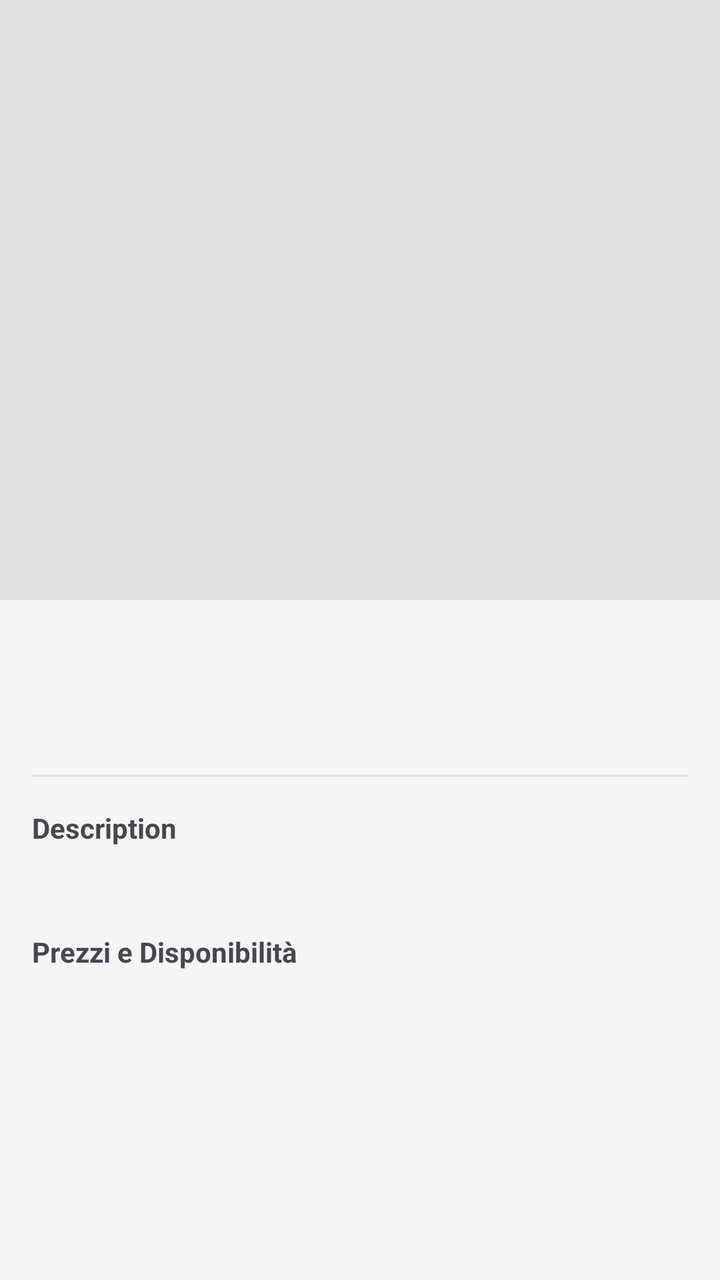
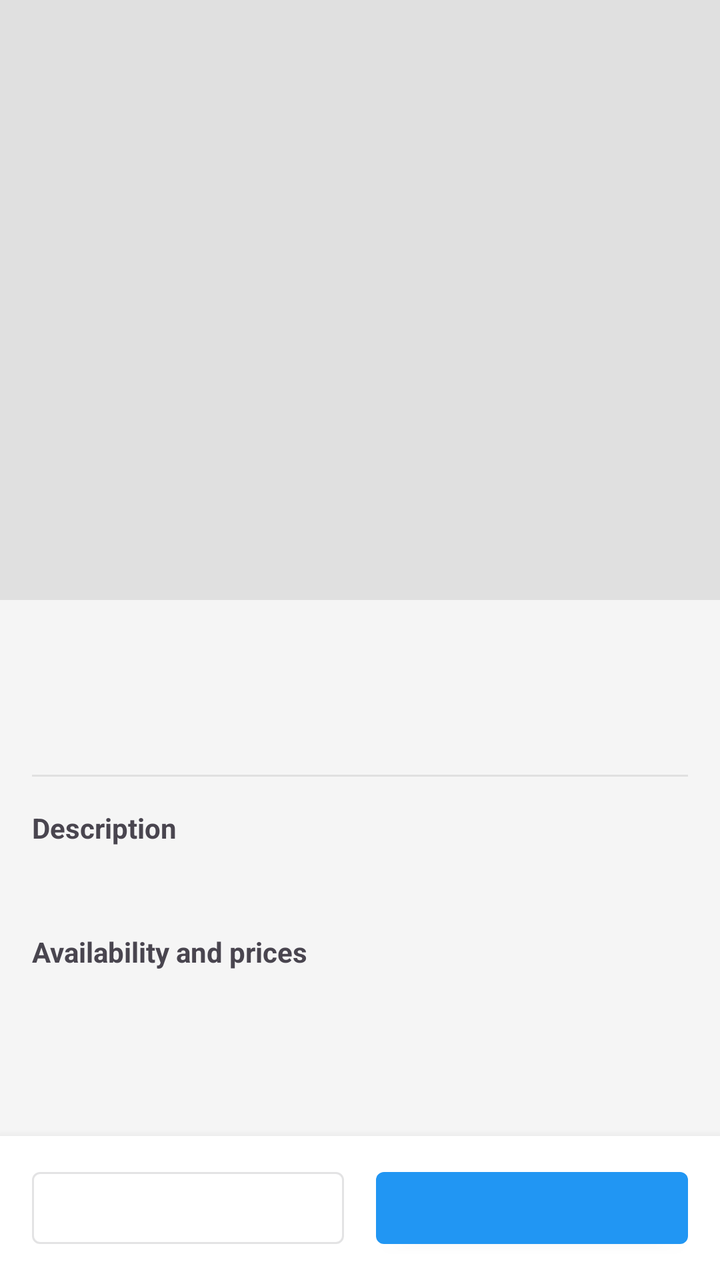

Before-and-after screenshots of an Android layout around one commit, followed by the original layout XML and the change that was made.
<!-- AndroidManifest.xml: application theme Theme.MiCasaEsTuCasa -->
<!-- res/layout/activity_dettaglio_proprieta.xml -->
<?xml version="1.0" encoding="utf-8"?>
<androidx.coordinatorlayout.widget.CoordinatorLayout
    xmlns:android="http://schemas.android.com/apk/res/android"
    xmlns:app="http://schemas.android.com/apk/res-auto"
    android:layout_width="match_parent"
    android:layout_height="match_parent">

    <androidx.core.widget.NestedScrollView
        android:layout_width="match_parent"
        android:layout_height="match_parent"
        app:layout_behavior="@string/appbar_scrolling_view_behavior">

        <LinearLayout
            android:layout_width="match_parent"
            android:layout_height="wrap_content"
            android:orientation="vertical">

            <androidx.viewpager2.widget.ViewPager2
                android:id="@+id/viewPagerImages"
                android:layout_width="match_parent"
                android:layout_height="300dp"
                android:background="@color/light_gray" />

            <LinearLayout
                android:layout_width="match_parent"
                android:layout_height="wrap_content"
                android:orientation="vertical"
                android:padding="16dp">

                <TextView
                    android:id="@+id/tvNome"
                    android:layout_width="wrap_content"
                    android:layout_height="wrap_content"
                    android:textSize="24sp"
                    android:textStyle="bold"
                     />

                <TextView
                    android:id="@+id/tvPosti"
                    android:layout_width="wrap_content"
                    android:layout_height="wrap_content"
                    android:layout_marginTop="4dp"
                    android:textColor="@color/gray"
                    />

                <View
                    android:layout_width="match_parent"
                    android:layout_height="1dp"
                    android:layout_marginVertical="16dp"
                    android:background="@color/light_gray" />

                <TextView
                    android:layout_width="wrap_content"
                    android:layout_height="wrap_content"
                    android:text="@string/descrizione"
                    android:textStyle="bold" />

                <TextView
                    android:id="@+id/tvDescrizione"
                    android:layout_width="match_parent"
                    android:layout_height="wrap_content"
                    android:layout_marginTop="8dp" />

                <TextView
                    android:layout_width="wrap_content"
                    android:layout_height="wrap_content"
                    android:layout_marginTop="16dp"
                    android:text="Prezzi e Disponibilità"
                    android:textStyle="bold" />

                <androidx.recyclerview.widget.RecyclerView
                    android:id="@+id/rvDisponibilita"
                    android:layout_width="match_parent"
                    android:layout_height="wrap_content"
                    android:layout_marginTop="8dp" />

            </LinearLayout>
        </LinearLayout>
    </androidx.core.widget.NestedScrollView>

    <ProgressBar
        android:id="@+id/progressBar"
        android:layout_width="wrap_content"
        android:layout_height="wrap_content"
        android:layout_gravity="center"
        android:visibility="gone" />

</androidx.coordinatorlayout.widget.CoordinatorLayout>
<!-- resources referenced by this layout -->
<resources>
  <color name="gray">#757575</color>
  <color name="light_gray">#E0E0E0</color>
  <string name="descrizione">Description</string>
      "
  <style name="Theme.MiCasaEsTuCasa" parent="Base.Theme.MiCasaEsTuCasa" />
  <style name="Base.Theme.MiCasaEsTuCasa" parent="Theme.Material3.DayNight.NoActionBar">
          
          <item name="colorPrimary">@color/primary</item>
          <item name="colorPrimaryVariant">@color/primary_dark</item>
          <item name="colorOnPrimary">@color/white</item>
  
          
          <item name="colorSecondary">@color/secondary</item>
          <item name="colorSecondaryVariant">@color/secondary_dark</item>
          <item name="colorOnSecondary">@color/black</item>
  
          
          <item name="android:colorBackground">@color/backgroundColor</item>
          <item name="colorSurface">@color/white</item>
          <item name="colorError">@color/red</item>
  
          
          <item name="android:statusBarColor">@color/primary_dark</item>
          <item name="android:navigationBarColor">@color/primary_dark</item>
      </style>
  <color name="primary">#2196F3</color>
  <color name="primary_dark">#1976D2</color>
  <color name="white">#FFFFFF</color>
  <color name="secondary">#4CAF50</color>
  <color name="secondary_dark">#388E3C</color>
  <color name="black">#000000</color>
  <color name="backgroundColor">#F5F5F5</color>
  <color name="red">#F44336</color>
</resources>

<!-- the commit's change to res/layout/activity_dettaglio_proprieta.xml (unified diff, before → after) -->
@@ -65,7 +65,7 @@
                     android:layout_width="wrap_content"
                     android:layout_height="wrap_content"
                     android:layout_marginTop="16dp"
-                    android:text="Prezzi e Disponibilità"
+                    android:text="@string/disponibilit_e_prezzi"
                     android:textStyle="bold" />
 
                 <androidx.recyclerview.widget.RecyclerView
@@ -78,6 +78,37 @@
         </LinearLayout>
     </androidx.core.widget.NestedScrollView>
 
+    <LinearLayout
+        android:layout_width="match_parent"
+        android:layout_height="72dp"
+        android:layout_gravity="bottom"
+        android:orientation="horizontal"
+        android:background="@android:color/white"
+        android:elevation="8dp"
+        android:paddingHorizontal="16dp"
+        android:paddingVertical="8dp"
+        android:gravity="center_vertical">
+
+        <Button
+            android:id="@+id/btnSinistro"
+            style="@style/Widget.MaterialComponents.Button.OutlinedButton"
+            android:layout_width="0dp"
+            android:layout_height="48dp"
+            android:layout_weight="1"
+            android:layout_marginEnd="8dp"
+            android:textAllCaps="false" />
+
+        <Button
+            android:id="@+id/btnDestro"
+            style="@style/Widget.MaterialComponents.Button"
+            android:layout_width="0dp"
+            android:layout_height="48dp"
+            android:layout_weight="1"
+            android:layout_marginStart="8dp"
+            android:textAllCaps="false" />
+
+    </LinearLayout>
+
     <ProgressBar
         android:id="@+id/progressBar"
         android:layout_width="wrap_content"
<!-- resource entries referenced after the edit -->
@@ -3,7 +3,7 @@
   <color name="gray">#757575</color>
   <color name="light_gray">#E0E0E0</color>
   <string name="descrizione">Description</string>
-      "
+  <string name="disponibilit_e_prezzi">Availability and prices</string>
   <style name="Theme.MiCasaEsTuCasa" parent="Base.Theme.MiCasaEsTuCasa" />
   <style name="Base.Theme.MiCasaEsTuCasa" parent="Theme.Material3.DayNight.NoActionBar">
           
